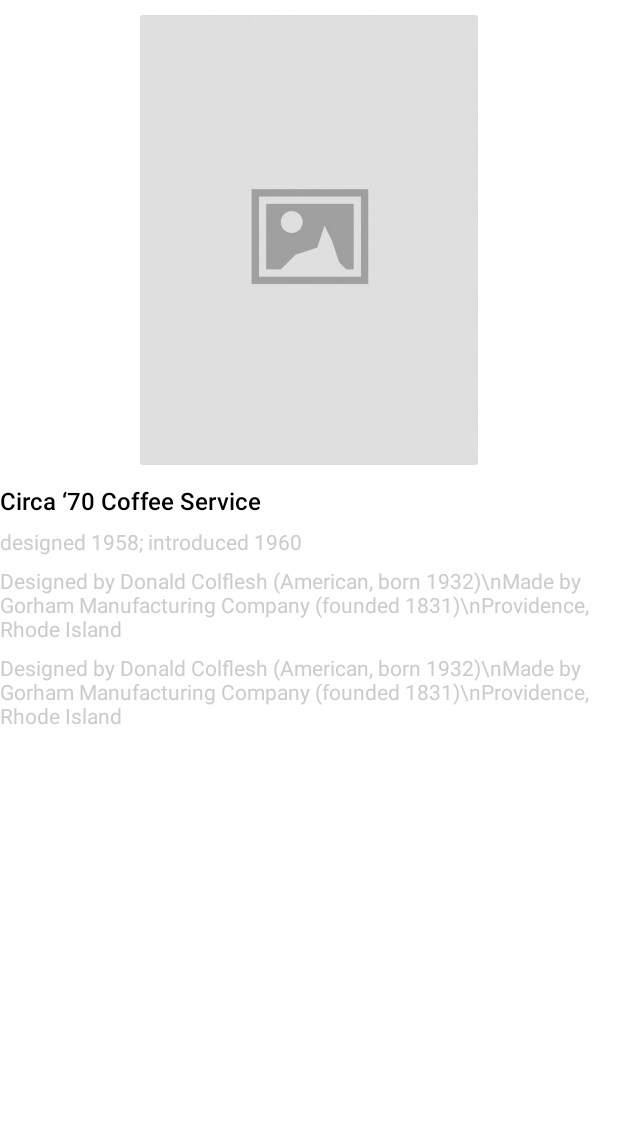
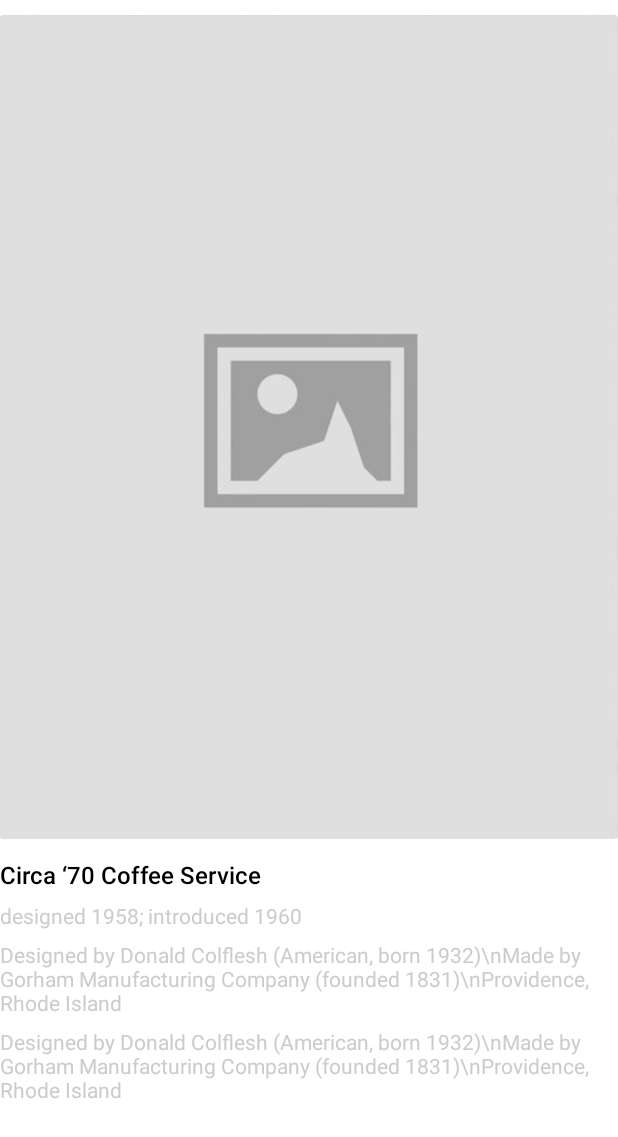
Before and after one commit to tbandawa/kmp-mvi-apps, an Android app built with Jetpack Compose: the @Preview function ComposablePreviews, on a phone screen of 412 x 824 dp. Shown: the top 1137 px of the screen. Run offline under Robolectric (Android 15) with nearby library versions, the phone set to English and light mode, and no system bars; pictures from the network do not load.

```diff
--- a/androidApp/src/main/java/me/tbandawa/android/aic/android/ui/composables/Composables.kt
+++ b/androidApp/src/main/java/me/tbandawa/android/aic/android/ui/composables/Composables.kt
@@ -323,12 +323,11 @@ fun ArtworkHeader(
             contentDescription = "Image",
             contentScale = ContentScale.Fit,
             modifier = Modifier
-                .height(300.dp)
+                .wrapContentHeight()
                 .wrapContentWidth()
                 .clip(RoundedCornerShape(2.dp))
                 .align(alignment = Alignment.CenterHorizontally)
         )
-
         Spacer(modifier = Modifier.height(15.dp))
         Text(
             text = title,
@@ -337,7 +336,6 @@ fun ArtworkHeader(
                 fontWeight = FontWeight.Medium
             )
         )
-
         dateDisplay?.let {
             Spacer(modifier = Modifier.height(10.dp))
             Text(
@@ -349,7 +347,6 @@ fun ArtworkHeader(
                 )
             )
         }
-
         artistDisplay?.let {
             Spacer(modifier = Modifier.height(10.dp))
             Text(
@@ -361,7 +358,6 @@ fun ArtworkHeader(
                 )
             )
         }
-
         description?.let {
             Spacer(modifier = Modifier.height(10.dp))
             HtmlStyledText(
@@ -373,8 +369,6 @@ fun ArtworkHeader(
                 )
             )
         }
-
-        Spacer(modifier = Modifier.height(20.dp))
     }
 }
 
```
Also changed, not shown: androidApp/src/main/java/me/tbandawa/android/aic/android/ui/screens/ArtworkScreen.kt (+24 -13 lines).
